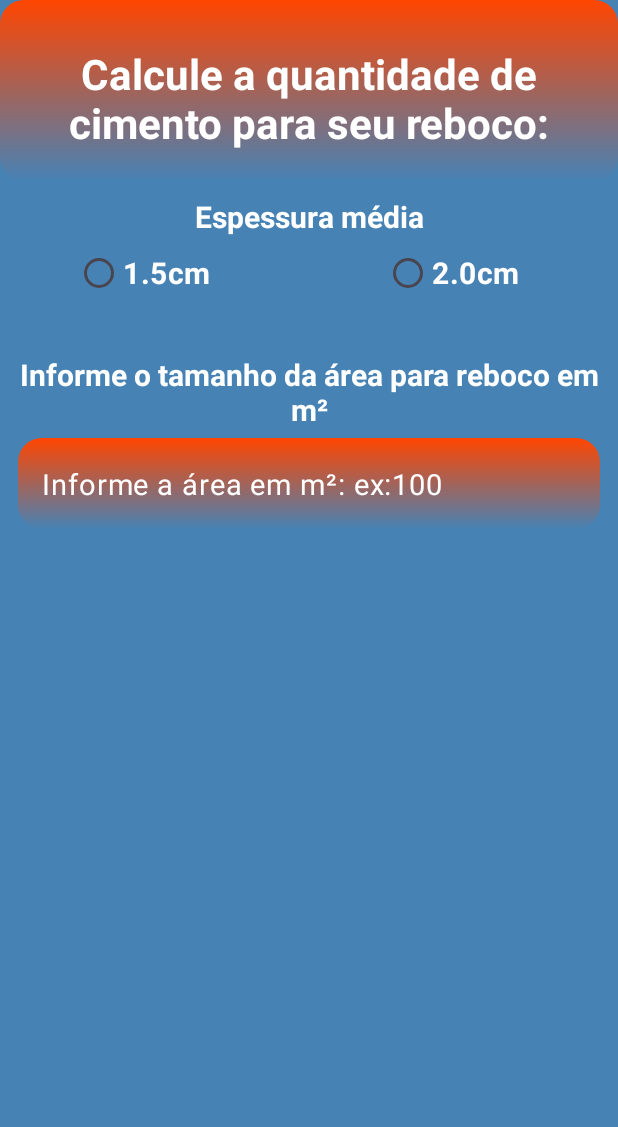
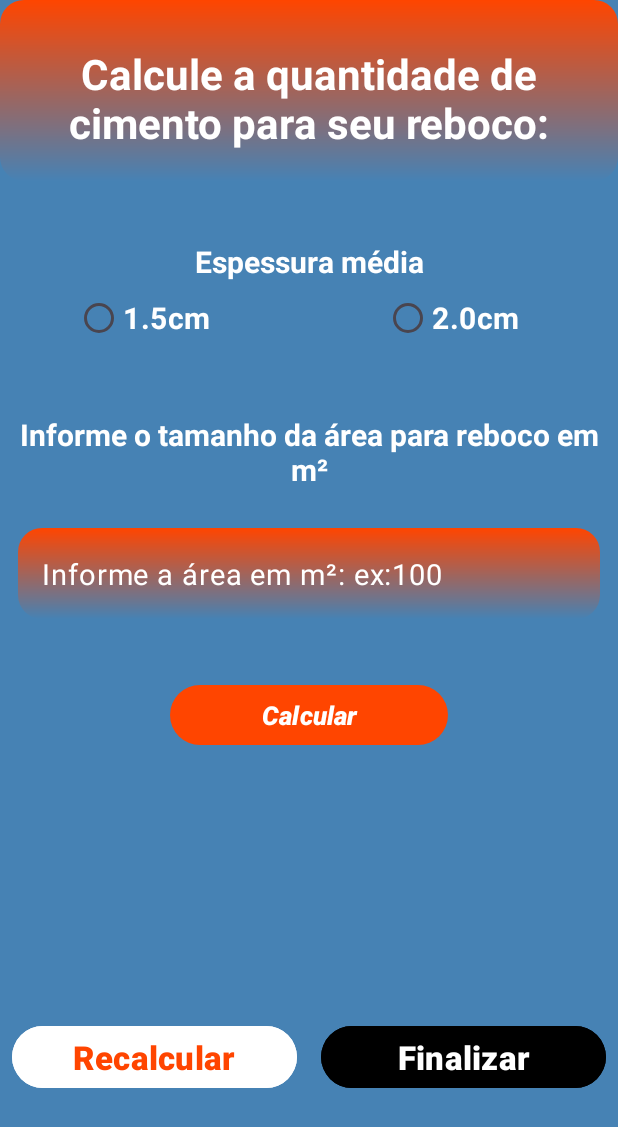
Before and after one commit to Wpompeo/Severino-sWork, an Android app: the Plastering screen opened directly, with no data from a screen before it, on a phone screen of 412 x 824 dp. Shown: the top 1127 px of the screen. Run offline under Robolectric (Android 15) with nearby library versions, the phone set to English and light mode, and no system bars.

Commit message:
commit development "development of layouts, file Plastering.kt, ChooseYourOption.kt, activity_floor.xml, activity_main.xml, activity_plastering.xml  "

```diff
--- a/app/src/main/java/com/example/severinoswork/ChooseYourOption.kt
+++ b/app/src/main/java/com/example/severinoswork/ChooseYourOption.kt
@@ -46,6 +46,10 @@ class ChooseYourOption : AppCompatActivity() {
                         val intent = Intent(this, Painting::class.java)
                         startActivity(intent)
                     }
+                    R.id.rb_two -> {
+                        val intent = Intent(this, Plastering::class.java)
+                        startActivity(intent)
+                    }
                 }
             } else {
                 // Caso nenhum RadioButton esteja selecionado
--- a/app/src/main/java/com/example/severinoswork/Plastering.kt
+++ b/app/src/main/java/com/example/severinoswork/Plastering.kt
@@ -1,20 +1,82 @@
 package com.example.severinoswork
 
+import android.content.Intent
 import android.os.Bundle
-import androidx.activity.enableEdgeToEdge
+import android.widget.Button
+import android.widget.RadioButton
+import android.widget.TextView
+import android.widget.Toast
 import androidx.appcompat.app.AppCompatActivity
-import androidx.core.view.ViewCompat
-import androidx.core.view.WindowInsetsCompat
+import com.google.android.material.snackbar.Snackbar
+import com.google.android.material.textfield.TextInputEditText
 
 class Plastering : AppCompatActivity() {
+    private var quantMassa: Double = 0.13
+
     override fun onCreate(savedInstanceState: Bundle?) {
         super.onCreate(savedInstanceState)
-        enableEdgeToEdge()
         setContentView(R.layout.activity_plastering)
-        ViewCompat.setOnApplyWindowInsetsListener(findViewById(R.id.main)) { v, insets ->
-            val systemBars = insets.getInsets(WindowInsetsCompat.Type.systemBars())
-            v.setPadding(systemBars.left, systemBars.top, systemBars.right, systemBars.bottom)
-            insets
+
+        val rButton15 = findViewById<RadioButton>(R.id.rb_1_5)
+        val rButton20 = findViewById<RadioButton>(R.id.rb_2_0)
+        val edtAreaPlastering = findViewById<TextInputEditText>(R.id.edt_area_reboco)
+        val resultFinalPlastering = findViewById<TextView>(R.id.tv_result_plastering)
+        val btnCalculatePlastering = findViewById<Button>(R.id.btn_calc_plastering)
+        val btnFinishPlastering = findViewById<Button>(R.id.btn_finish_plastering)
+        val btnRecalculatePlastering = findViewById<Button>(R.id.btn_recalculate_plastering)
+
+        btnCalculatePlastering.setOnClickListener {
+            val edtAreaPlasteringStr: String = edtAreaPlastering.text.toString()
+
+            if (edtAreaPlasteringStr.isEmpty()) {
+                Toast.makeText(
+                    this, "Por favor, insira a área para reboco.",
+                    Toast.LENGTH_LONG
+                ).show()
+                return@setOnClickListener
+            }
+
+            val areaPlastering = edtAreaPlasteringStr.toDoubleOrNull()
+            if (areaPlastering == null) {
+                Toast.makeText(
+                    this, "Insira um valor númerico válido para a área.",
+                    Toast.LENGTH_LONG
+                ).show()
+                return@setOnClickListener
+            }
+
+            val resultFinal = when {
+                rButton15.isChecked -> (areaPlastering * 1.5 / 100) / quantMassa
+                rButton20.isChecked -> (areaPlastering * 2.0 / 100) / quantMassa
+                else -> {
+                    Toast.makeText(
+                        this, "Selecione uma opção de consumo de material.",
+                        Toast.LENGTH_LONG
+                    ).show()
+                    return@setOnClickListener
+                }
+            }
+            resultFinalPlastering.text =
+                "Você precisará de : %.2f sacos de cimento".format(resultFinal)
+        }
+
+        btnFinishPlastering.setOnClickListener {
+            Snackbar.make(btnFinishPlastering, "Finalizando o aplicativo...", Snackbar.LENGTH_SHORT)
+                .show()
+            btnFinishPlastering.postDelayed({
+                finishAffinity()
+            }, 200)
+        }
+
+        btnRecalculatePlastering.setOnClickListener {
+            val intent = Intent(this, Plastering::class.java)
+            startActivity(intent)
+            resultFinalPlastering.text = ""
+            Snackbar.make(btnRecalculatePlastering, "Refazer cálculo...", Snackbar.LENGTH_SHORT)
+                .show()
+            btnRecalculatePlastering.postDelayed({
+                finishAffinity()
+            }, 200)
         }
     }
 }
--- a/app/src/main/res/layout/activity_floor.xml
+++ b/app/src/main/res/layout/activity_floor.xml
@@ -189,10 +189,10 @@
 
     <Button
         android:id="@+id/btn_calculate_floor"
-        android:layout_width="105dp"
+        android:layout_width="185dp"
         android:layout_height="wrap_content"
         android:backgroundTint="@color/Primary"
-        android:text="OK!"
+        android:text="Calcular"
         android:textSize="17dp"
         android:textStyle="italic|bold"
         app:layout_constraintBottom_toTopOf="@+id/textResult"
--- a/app/src/main/res/layout/activity_main.xml
+++ b/app/src/main/res/layout/activity_main.xml
@@ -62,9 +62,8 @@
         android:layout_width="match_parent"
         android:layout_height="wrap_content"
         android:text="Iniciar"
-        android:textSize="22dp"
+        android:textSize="22sp"
         android:textStyle="bold"
-        android:textColor="@color/white"
         android:layout_margin="22dp"
         android:backgroundTint="@color/Primary"
         app:layout_constraintBottom_toBottomOf="parent"
--- a/app/src/main/res/layout/activity_plastering.xml
+++ b/app/src/main/res/layout/activity_plastering.xml
@@ -53,7 +53,7 @@
         android:textColor="@color/white"
         android:textSize="20dp"
         android:textStyle="bold"
-        android:layout_marginTop="10dp"
+        android:layout_marginTop="40dp"
         app:layout_constraintEnd_toEndOf="parent"
         app:layout_constraintStart_toStartOf="parent"
         app:layout_constraintTop_toBottomOf="@+id/linearLayout" />
@@ -90,7 +90,7 @@
         android:id="@+id/tv_area_reboco"
         android:layout_width="match_parent"
         android:layout_height="wrap_content"
-        android:layout_marginTop="30dp"
+        android:layout_marginTop="40dp"
         android:text="@string/text_info_reboco"
         android:textAlignment="center"
         android:textColor="@color/white"
@@ -102,17 +102,19 @@
         app:layout_constraintTop_toBottomOf="@+id/rb_1_5" />
 
     <com.google.android.material.textfield.TextInputLayout
+        android:id="@+id/til_area_reboco"
         android:layout_width="0dp"
         android:layout_height="wrap_content"
+        android:layout_marginStart="12dp"
+        android:layout_marginTop="25dp"
+        android:layout_marginEnd="12dp"
         app:hintEnabled="false"
-        android:layout_marginTop="5dp"
-        android:layout_marginStart="12dp"
-        android:layout_marginEnd="12dp"
         app:layout_constraintEnd_toEndOf="parent"
         app:layout_constraintStart_toStartOf="parent"
         app:layout_constraintTop_toBottomOf="@+id/tv_area_reboco">
 
         <com.google.android.material.textfield.TextInputEditText
+            android:id="@+id/edt_area_reboco"
             android:layout_width="match_parent"
             android:layout_height="wrap_content"
             android:background="@drawable/gradient_bg"
@@ -124,5 +126,62 @@
             android:textSize="19sp" />
     </com.google.android.material.textfield.TextInputLayout>
 
+    <TextView
+        android:id="@+id/tv_result_plastering"
+        android:layout_width="match_parent"
+        android:layout_height="wrap_content"
+        android:layout_marginTop="140dp"
+        android:textAlignment="center"
+        android:textColor="@color/white"
+        android:textSize="24sp"
+        app:layout_constraintEnd_toEndOf="parent"
+        app:layout_constraintHorizontal_bias="0.0"
+        app:layout_constraintStart_toStartOf="parent"
+        app:layout_constraintTop_toBottomOf="@+id/til_area_reboco"
+        tools:text="Você vai precisar de " />
+
+    <Button
+        android:id="@+id/btn_recalculate_plastering"
+        android:layout_width="0dp"
+        android:layout_height="wrap_content"
+        android:backgroundTint="@color/white"
+        android:text="Recalcular"
+        android:textColor="@color/Primary"
+        android:textSize="22sp"
+        android:textStyle="bold"
+        android:layout_marginStart="8dp"
+        android:layout_marginEnd="8dp"
+        app:layout_constraintBottom_toBottomOf="parent"
+        app:layout_constraintEnd_toStartOf="@+id/btn_guide_line_center"
+        app:layout_constraintStart_toStartOf="parent"
+        app:layout_constraintTop_toBottomOf="@+id/tv_result_plastering" />
+
+    <Button
+        android:id="@+id/btn_finish_plastering"
+        android:layout_width="0dp"
+        android:layout_height="wrap_content"
+        android:text="Finalizar"
+        android:textSize="22sp"
+        android:textStyle="bold"
+        android:layout_marginStart="8dp"
+        android:layout_marginEnd="8dp"
+        android:backgroundTint="@color/black"
+        app:layout_constraintBottom_toBottomOf="parent"
+        app:layout_constraintEnd_toEndOf="parent"
+        app:layout_constraintStart_toStartOf="@+id/btn_guide_line_center"
+        app:layout_constraintTop_toBottomOf="@+id/tv_result_plastering" />
+
+    <Button
+        android:id="@+id/btn_calc_plastering"
+        android:layout_width="185dp"
+        android:layout_height="wrap_content"
+        android:text="Calcular"
+        android:textSize="17dp"
+        android:textStyle="italic|bold"
+        android:layout_marginTop="40dp"
+        app:layout_constraintEnd_toEndOf="parent"
+        app:layout_constraintStart_toStartOf="parent"
+        app:layout_constraintTop_toBottomOf="@+id/til_area_reboco" />
+
 
 </androidx.constraintlayout.widget.ConstraintLayout>
```
